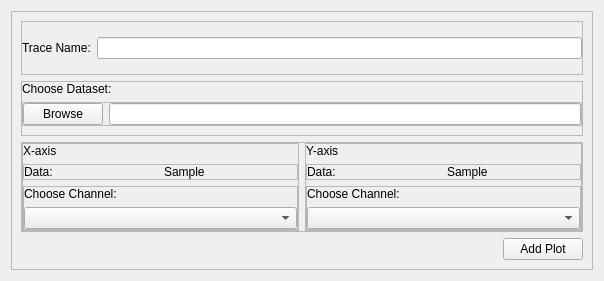
Above: GUI/ui_files/add_multidata_plot.ui from YeonungK/YonKu before the change. Below: the same form after it.
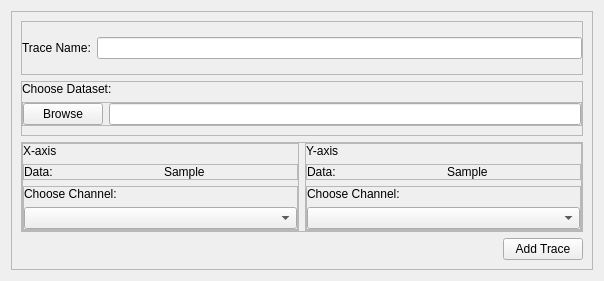
That is the form after the change.

The edit to the form file:
```diff
--- a/GUI/ui_files/add_multidata_plot.ui
+++ b/GUI/ui_files/add_multidata_plot.ui
@@ -7,7 +7,7 @@
     <x>0</x>
     <y>0</y>
     <width>604</width>
-    <height>265</height>
+    <height>271</height>
    </rect>
   </property>
   <property name="windowTitle">
@@ -391,7 +391,7 @@
       <item alignment="Qt::AlignRight">
        <widget class="QPushButton" name="addPlotButton">
         <property name="text">
-         <string>Add Plot</string>
+         <string>Add Trace</string>
         </property>
        </widget>
       </item>
```
